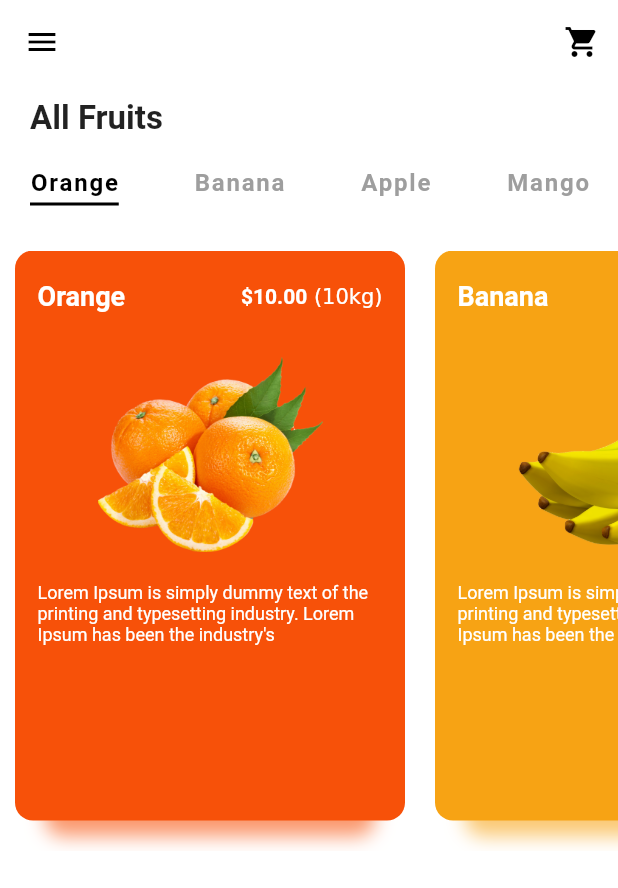
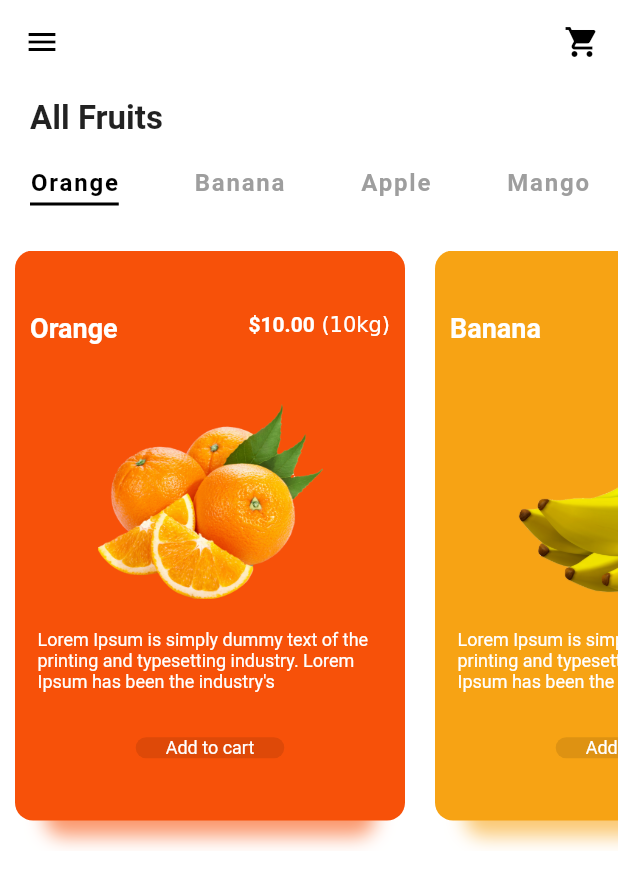
Before and after one commit to Monarene/fruit-app-ui, a Flutter app: the screen it shows after launch, on a phone screen of 412 x 824 dp. Shown: the top 888 px of the screen. Run offline on Flutter 3.47's test engine with Material 2 defaults, Android fonts, the phone set to English and light mode, and no system bars.

Commit message:
final updates to FE

```diff
--- a/lib/widgets/categories.dart
+++ b/lib/widgets/categories.dart
@@ -125,10 +125,12 @@ class _CategoriesState extends State<Categories> {
                 ],
               ),
               child: Column(
+                mainAxisAlignment: MainAxisAlignment.center,
                 children: [
                   Padding(
-                    padding: EdgeInsets.symmetric(horizontal: 15, vertical: 20),
+                    padding: EdgeInsets.only(bottom: 30, left: 10, right: 10),
                     child: Row(
+                      crossAxisAlignment: CrossAxisAlignment.start,
                       mainAxisAlignment: MainAxisAlignment.spaceBetween,
                       children: [
                         Text(
@@ -164,6 +166,30 @@ class _CategoriesState extends State<Categories> {
                       listItems[index].description,
                       style: TextStyle(color: Colors.white, fontSize: 12.0),
                     ),
+                  ),
+                  SizedBox(
+                    height: 20.0,
+                  ),
+                  GestureDetector(
+                    onTap: () {
+                      // Navigator.push(
+                      //     context,
+                      //     MaterialPageRoute(
+                      //         builder: (_) => ProductScreen(
+                      //               item: listItems[index],
+                      //             )));
+                    },
+                    child: Container(
+                      padding: EdgeInsets.symmetric(horizontal: 20.0),
+                      decoration: BoxDecoration(
+                        borderRadius: BorderRadius.circular(15.0),
+                        color: Colors.black.withOpacity(0.1),
+                      ),
+                      child: Text(
+                        "Add to cart",
+                        style: TextStyle(color: Colors.white, fontSize: 12.0),
+                      ),
+                    ),
                   )
                 ],
               ),
```
Also changed, not shown: lib/screen/product_screen.dart (added, +16 -0 lines).
